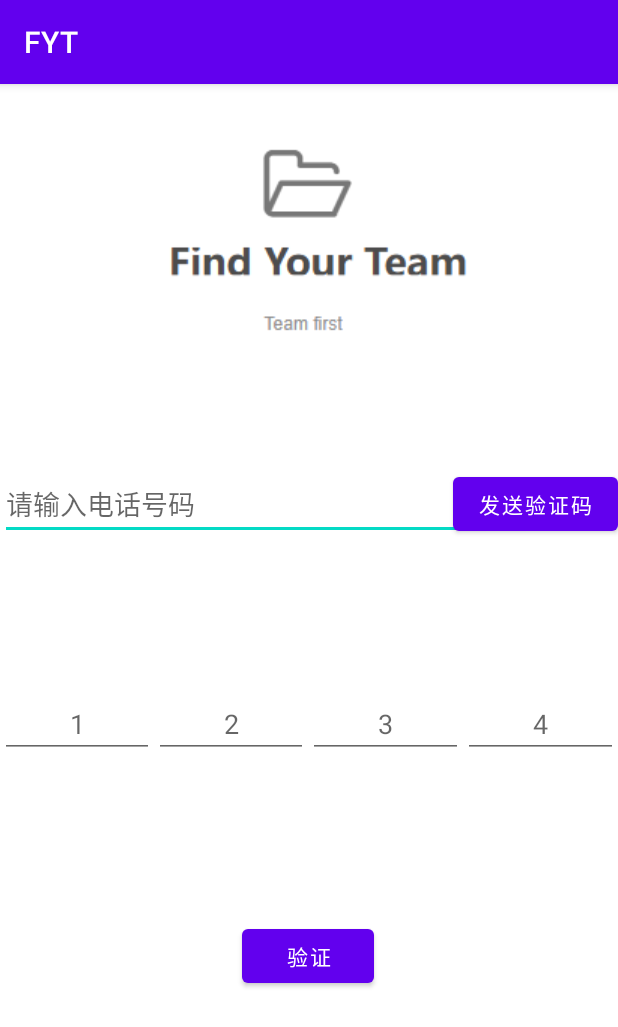
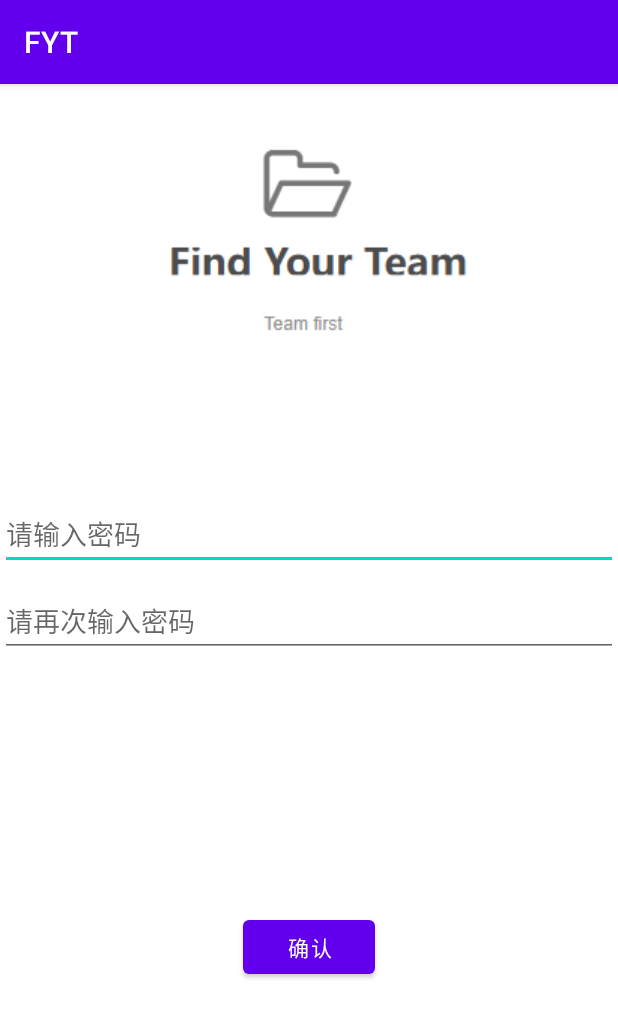
Before and after one commit to JQseventeen/102201427-102201426, an Android app: the RegisterActivity screen opened directly, with no data from a screen before it, after a tap on "验证", on a phone screen of 412 x 824 dp. Shown: the top 1027 px of the screen. Run offline under Robolectric (Android 15) with nearby library versions, the phone set to English and light mode, and no system bars.

Commit message:
设置密码页面

```diff
--- a/app/src/main/java/com/example/fyt/RegisterActivity.java
+++ b/app/src/main/java/com/example/fyt/RegisterActivity.java
@@ -1,5 +1,6 @@
 package com.example.fyt;
 
+import android.content.Intent;
 import android.os.Bundle;
 import android.widget.Button;
 
@@ -11,6 +12,8 @@ import androidx.core.view.WindowInsetsCompat;
 
 import android.view.View;
 import android.widget.Toast;
+
+import com.example.fyt.ui.login.LoginActivity;
 
 
 public class RegisterActivity extends AppCompatActivity {
@@ -40,7 +43,9 @@ public class RegisterActivity extends AppCompatActivity {
             public void onClick(View v) {
                 // 显示Toast消息
                 Toast.makeText(RegisterActivity.this, "验证成功", Toast.LENGTH_SHORT).show();
-
+                //跳到设置密码
+                Intent intent = new Intent(RegisterActivity.this, SetpasswordActivity.class);
+                startActivity(intent);
             }
         });
 
--- /dev/null
+++ b/app/src/main/java/com/example/fyt/SetpasswordActivity.java
@@ -0,0 +1,49 @@
+package com.example.fyt;
+
+import android.content.Intent;
+import android.os.Bundle;
+import android.view.View;
+import android.widget.Button;
+import android.widget.Toast;
+
+import androidx.activity.EdgeToEdge;
+import androidx.appcompat.app.AppCompatActivity;
+import androidx.core.graphics.Insets;
+import androidx.core.view.ViewCompat;
+import androidx.core.view.WindowInsetsCompat;
+
+
+import com.example.fyt.ui.login.LoginActivity;
+
+public class SetpasswordActivity extends AppCompatActivity {
+
+    @Override
+    protected void onCreate(Bundle savedInstanceState) {
+        super.onCreate(savedInstanceState);
+        EdgeToEdge.enable(this);
+        setContentView(R.layout.activity_setpassword);
+
+        // 找到Button
+        Button actionpasswordButton = findViewById(R.id.action_password);
+
+
+        // 设置点击监听器
+        actionpasswordButton.setOnClickListener(new View.OnClickListener() {
+            @Override
+            public void onClick(View v) {
+                // 显示Toast消息
+                Toast.makeText(SetpasswordActivity.this, "密码设置成功！", Toast.LENGTH_SHORT).show();
+                //跳到登录
+                Intent intent = new Intent(SetpasswordActivity.this, LoginActivity.class);
+                startActivity(intent);
+            }
+        });
+
+
+        ViewCompat.setOnApplyWindowInsetsListener(findViewById(R.id.set_password), (v, insets) -> {
+            Insets systemBars = insets.getInsets(WindowInsetsCompat.Type.systemBars());
+            v.setPadding(systemBars.left, systemBars.top, systemBars.right, systemBars.bottom);
+            return insets;
+        });
+    }
+}
--- /dev/null
+++ b/app/src/main/res/layout/activity_setpassword.xml
@@ -0,0 +1,59 @@
+<?xml version="1.0" encoding="utf-8"?>
+<androidx.constraintlayout.widget.ConstraintLayout xmlns:android="http://schemas.android.com/apk/res/android"
+    xmlns:app="http://schemas.android.com/apk/res-auto"
+    xmlns:tools="http://schemas.android.com/tools"
+    android:id="@+id/set_password"
+    android:layout_width="match_parent"
+    android:layout_height="match_parent"
+    tools:context=".SetpasswordActivity">
+
+    <ImageView
+        android:id="@+id/splash_icon"
+        android:layout_width="wrap_content"
+        android:layout_height="wrap_content"
+        android:src="@drawable/tubiao"
+        app:layout_constraintTop_toTopOf="parent"
+        app:layout_constraintLeft_toLeftOf="parent"
+        app:layout_constraintRight_toRightOf="parent"
+        app:layout_constraintHorizontal_bias="0.5" />
+
+    <EditText
+        android:id="@+id/password"
+        android:layout_width="0dp"
+        android:layout_height="wrap_content"
+        android:layout_marginTop="276dp"
+        android:hint="@string/prompt_password"
+        android:inputType="textPassword"
+        app:layout_constraintEnd_toEndOf="parent"
+        app:layout_constraintHorizontal_bias="0.0"
+        app:layout_constraintStart_toStartOf="parent"
+        app:layout_constraintTop_toTopOf="parent" />
+
+    <EditText
+        android:id="@+id/confirm_password"
+        android:layout_width="0dp"
+        android:layout_height="wrap_content"
+        android:layout_marginTop="10dp"
+        android:hint="@string/prompt_confirm_password"
+        android:inputType="textPassword"
+        app:layout_constraintEnd_toEndOf="parent"
+        app:layout_constraintHorizontal_bias="0.0"
+        app:layout_constraintStart_toStartOf="parent"
+
+        app:layout_constraintTop_toBottomOf="@+id/password" />
+
+    <Button
+        android:id="@+id/action_password"
+        android:layout_width="wrap_content"
+        android:layout_height="wrap_content"
+        android:text="@string/action"
+        app:layout_constraintBottom_toBottomOf="parent"
+        app:layout_constraintEnd_toEndOf="parent"
+        app:layout_constraintHorizontal_bias="0.5"
+        app:layout_constraintStart_toStartOf="parent"
+        app:layout_constraintTop_toBottomOf="@+id/confirm_password"
+        app:layout_constraintWidth_percent="0.8"
+    />
+
+
+</androidx.constraintlayout.widget.ConstraintLayout>
```
